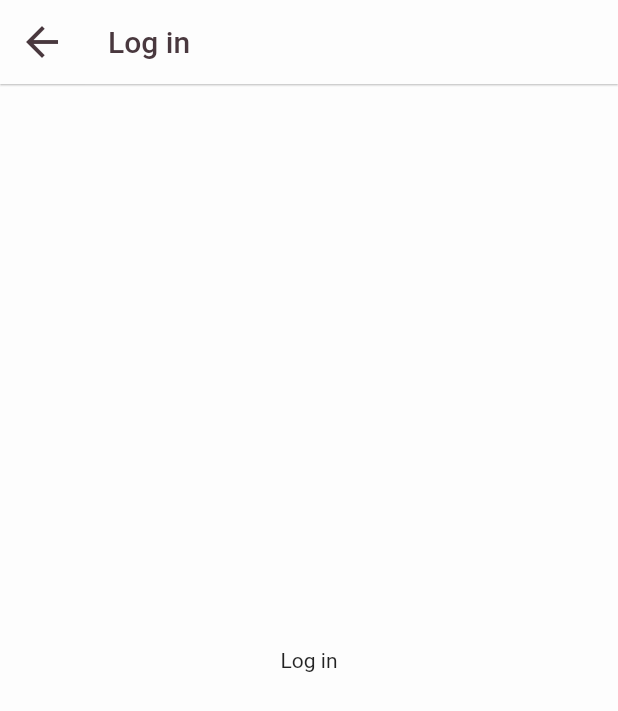
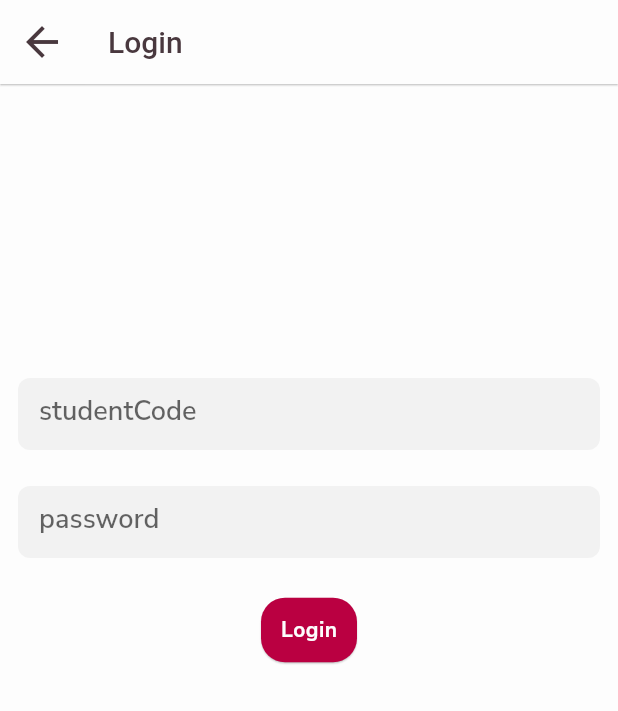
Before and after one commit to SofieTorch/univalle_app, a Flutter app: the SignInPage screen opened directly, on a phone screen of 412 x 824 dp. Shown: the top 711 px of the screen. Run offline on Flutter 3.47's test engine with Material 2 defaults, Android fonts, the phone set to English and light mode, and no system bars; our stand-ins replace bloc, connectivity_plus, equatable, flutter_bloc, flutter_svg, formz and 3 more; accounts and stored records are empty; generated files the repository leaves out were written again; statements that could not run were skipped.

Commit message:
add sign in form and bloc

```diff
--- a/lib/data/repositories/authentication_repository.dart
+++ b/lib/data/repositories/authentication_repository.dart
@@ -36,7 +36,10 @@ class AuthenticationRepository {
   ///
   /// Emits an authenticated status if successful.
   /// Throws a [SignInFailure] if the server does not respond ok.
-  Future<void> signIn(String code, String password) async {
+  Future<void> signIn({
+    required String code,
+    required String password,
+  }) async {
     final response = await _requestSignIn(code, password);
     if (response.statusCode == 200) {
       await _prefs.setCode(code);
--- /dev/null
+++ b/lib/sign_in/bloc/sign_in_bloc.dart
@@ -0,0 +1,64 @@
+import 'package:bloc/bloc.dart';
+import 'package:equatable/equatable.dart';
+import 'package:formz/formz.dart';
+import 'package:univalle_app/data/repositories/authentication_repository.dart';
+import 'package:univalle_app/sign_in/models/models.dart';
+
+part 'sign_in_event.dart';
+part 'sign_in_state.dart';
+
+class SignInBloc extends Bloc<SignInEvent, SignInState> {
+  SignInBloc({required AuthenticationRepository authenticationRepository})
+      : _authenticationRepository = authenticationRepository,
+        super(const SignInState()) {
+    on<SignInStudentCodeChanged>(_onStudentCodeChanged);
+    on<SignInPasswordChanged>(_onPasswordChanged);
+    on<SignInSubmitted>(_onSubmitted);
+  }
+
+  final AuthenticationRepository _authenticationRepository;
+
+  void _onStudentCodeChanged(
+    SignInStudentCodeChanged event,
+    Emitter<SignInState> emit,
+  ) {
+    final studentCode = StudentCode.dirty(event.studentCode);
+    emit(
+      state.copyWith(
+        studentCode: studentCode,
+        status: Formz.validate([state.password, studentCode]),
+      ),
+    );
+  }
+
+  void _onPasswordChanged(
+    SignInPasswordChanged event,
+    Emitter<SignInState> emit,
+  ) {
+    final password = Password.dirty(event.password);
+    emit(
+      state.copyWith(
+        password: password,
+        status: Formz.validate([password, state.studentCode]),
+      ),
+    );
+  }
+
+  void _onSubmitted(
+    SignInSubmitted event,
+    Emitter<SignInState> emit,
+  ) async {
+    if (state.status.isValidated) {
+      emit(state.copyWith(status: FormzStatus.submissionInProgress));
+      try {
+        await _authenticationRepository.signIn(
+          code: state.studentCode.value,
+          password: state.password.value,
+        );
+        emit(state.copyWith(status: FormzStatus.submissionSuccess));
+      } catch (_) {
+        emit(state.copyWith(status: FormzStatus.submissionFailure));
+      }
+    }
+  }
+}
--- /dev/null
+++ b/lib/sign_in/bloc/sign_in_event.dart
@@ -0,0 +1,30 @@
+part of 'sign_in_bloc.dart';
+
+abstract class SignInEvent extends Equatable {
+  const SignInEvent();
+
+  @override
+  List<Object> get props => [];
+}
+
+class SignInStudentCodeChanged extends SignInEvent {
+  const SignInStudentCodeChanged(this.studentCode);
+
+  final String studentCode;
+
+  @override
+  List<Object> get props => [studentCode];
+}
+
+class SignInPasswordChanged extends SignInEvent {
+  const SignInPasswordChanged(this.password);
+
+  final String password;
+
+  @override
+  List<Object> get props => [password];
+}
+
+class SignInSubmitted extends SignInEvent {
+  const SignInSubmitted();
+}
--- /dev/null
+++ b/lib/sign_in/bloc/sign_in_state.dart
@@ -0,0 +1,28 @@
+part of 'sign_in_bloc.dart';
+
+class SignInState extends Equatable {
+  const SignInState({
+    this.status = FormzStatus.pure,
+    this.studentCode = const StudentCode.pure(),
+    this.password = const Password.pure(),
+  });
+
+  final FormzStatus status;
+  final StudentCode studentCode;
+  final Password password;
+
+  SignInState copyWith({
+    FormzStatus? status,
+    StudentCode? studentCode,
+    Password? password,
+  }) {
+    return SignInState(
+      status: status ?? this.status,
+      studentCode: studentCode ?? this.studentCode,
+      password: password ?? this.password,
+    );
+  }
+
+  @override
+  List<Object> get props => [status, studentCode, password];
+}
--- /dev/null
+++ b/lib/sign_in/models/models.dart
@@ -0,0 +1,2 @@
+export './password.dart';
+export './student_code.dart';
--- /dev/null
+++ b/lib/sign_in/models/password.dart
@@ -0,0 +1,13 @@
+import 'package:formz/formz.dart';
+
+enum PasswordValidationError { empty }
+
+class Password extends FormzInput<String, PasswordValidationError> {
+  const Password.pure() : super.pure('');
+  const Password.dirty([String value = '']) : super.dirty(value);
+
+  @override
+  PasswordValidationError? validator(String? value) {
+    return value?.isNotEmpty == true ? null : PasswordValidationError.empty;
+  }
+}
--- /dev/null
+++ b/lib/sign_in/models/student_code.dart
@@ -0,0 +1,13 @@
+import 'package:formz/formz.dart';
+
+enum StudentCodeValidationError { empty }
+
+class StudentCode extends FormzInput<String, StudentCodeValidationError> {
+  const StudentCode.pure() : super.pure('');
+  const StudentCode.dirty([String value = '']) : super.dirty(value);
+
+  @override
+  StudentCodeValidationError? validator(String? value) {
+    return value?.isNotEmpty == true ? null : StudentCodeValidationError.empty;
+  }
+}
--- a/lib/sign_in/pages/sign_in_page.dart
+++ b/lib/sign_in/pages/sign_in_page.dart
@@ -1,4 +1,7 @@
 import 'package:flutter/material.dart';
+import 'package:flutter_bloc/flutter_bloc.dart';
+import 'package:univalle_app/data/repositories/authentication_repository.dart';
+import 'package:univalle_app/sign_in/sign_in.dart';
 
 class SignInPage extends StatelessWidget {
   const SignInPage({Key? key}) : super(key: key);
@@ -6,9 +9,18 @@ class SignInPage extends StatelessWidget {
   @override
   Widget build(BuildContext context) {
     return Scaffold(
-      appBar: AppBar(title: const Text('Log in')),
-      body: const Center(
-        child: Text('Log in'),
+      appBar: AppBar(title: const Text('Login')),
+      body: Padding(
+        padding: const EdgeInsets.all(12),
+        child: BlocProvider<SignInBloc>(
+          create: (context) {
+            return SignInBloc(
+              authenticationRepository:
+                  RepositoryProvider.of<AuthenticationRepository>(context),
+            );
+          },
+          child: SignInForm(),
+        ),
       ),
     );
   }
--- a/lib/sign_in/sign_in.dart
+++ b/lib/sign_in/sign_in.dart
@@ -1 +1,3 @@
-export 'pages/sign_in_page.dart';
+export './bloc/sign_in_bloc.dart';
+export './pages/sign_in_page.dart';
+export './widgets/sign_in_form.dart';
--- /dev/null
+++ b/lib/sign_in/widgets/sign_in_form.dart
@@ -0,0 +1,99 @@
+import 'package:flutter/material.dart';
+import 'package:flutter_bloc/flutter_bloc.dart';
+import 'package:formz/formz.dart';
+import 'package:univalle_app/sign_in/sign_in.dart';
+
+class SignInForm extends StatelessWidget {
+  @override
+  Widget build(BuildContext context) {
+    return BlocListener<SignInBloc, SignInState>(
+      listener: (context, state) {
+        if (state.status.isSubmissionFailure) {
+          ScaffoldMessenger.of(context)
+            ..hideCurrentSnackBar()
+            ..showSnackBar(
+              const SnackBar(content: Text('Authentication Failure')),
+            );
+        }
+      },
+      child: Align(
+        alignment: const Alignment(0, -1 / 3),
+        child: Column(
+          mainAxisSize: MainAxisSize.min,
+          children: [
+            _StudentCodeInput(),
+            const Padding(padding: EdgeInsets.all(12)),
+            _PasswordInput(),
+            const Padding(padding: EdgeInsets.all(12)),
+            _LoginButton(),
+          ],
+        ),
+      ),
+    );
+  }
+}
+
+class _StudentCodeInput extends StatelessWidget {
+  @override
+  Widget build(BuildContext context) {
+    return BlocBuilder<SignInBloc, SignInState>(
+      buildWhen: (previous, current) =>
+          previous.studentCode != current.studentCode,
+      builder: (context, state) {
+        return TextField(
+          key: const Key('loginForm_studentCodeInput_textField'),
+          onChanged: (studentCode) => context
+              .read<SignInBloc>()
+              .add(SignInStudentCodeChanged(studentCode)),
+          decoration: InputDecoration(
+            labelText: 'studentCode',
+            errorText: state.studentCode.invalid ? 'invalid studentCode' : null,
+          ),
+        );
+      },
+    );
+  }
+}
+
+class _PasswordInput extends StatelessWidget {
+  @override
+  Widget build(BuildContext context) {
+    return BlocBuilder<SignInBloc, SignInState>(
+      buildWhen: (previous, current) => previous.password != current.password,
+      builder: (context, state) {
+        return TextField(
+          key: const Key('loginForm_passwordInput_textField'),
+          onChanged: (password) =>
+              context.read<SignInBloc>().add(SignInPasswordChanged(password)),
+          obscureText: true,
+          decoration: InputDecoration(
+            labelText: 'password',
+            errorText: state.password.invalid ? 'invalid password' : null,
+          ),
+        );
+      },
+    );
+  }
+}
+
+class _LoginButton extends StatelessWidget {
+  @override
+  Widget build(BuildContext context) {
+    return BlocBuilder<SignInBloc, SignInState>(
+      buildWhen: (previous, current) => previous.status != current.status,
+      builder: (context, state) {
+        return state.status.isSubmissionInProgress
+            ? const CircularProgressIndicator()
+            : ElevatedButton(
+                key: const Key('loginForm_continue_raisedButton'),
+                onPressed: state.status.isValidated
+                    ? () {
+                        context.read<SignInBloc>().add(const SignInSubmitted());
+                      }
+                    : null,
+                child: const Text('Login'),
+              );
+      },
+    );
+  }
+}
--- a/pubspec.yaml
+++ b/pubspec.yaml
@@ -16,6 +16,7 @@ dependencies:
   flutter_localizations:
     sdk: flutter
   flutter_svg: ^1.0.3
+  formz: ^0.4.1
   google_fonts: ^2.3.1
   intl: ^0.17.0
   material_design_icons_flutter: ^5.0.6595
```
Also changed, not shown: pubspec.lock.
